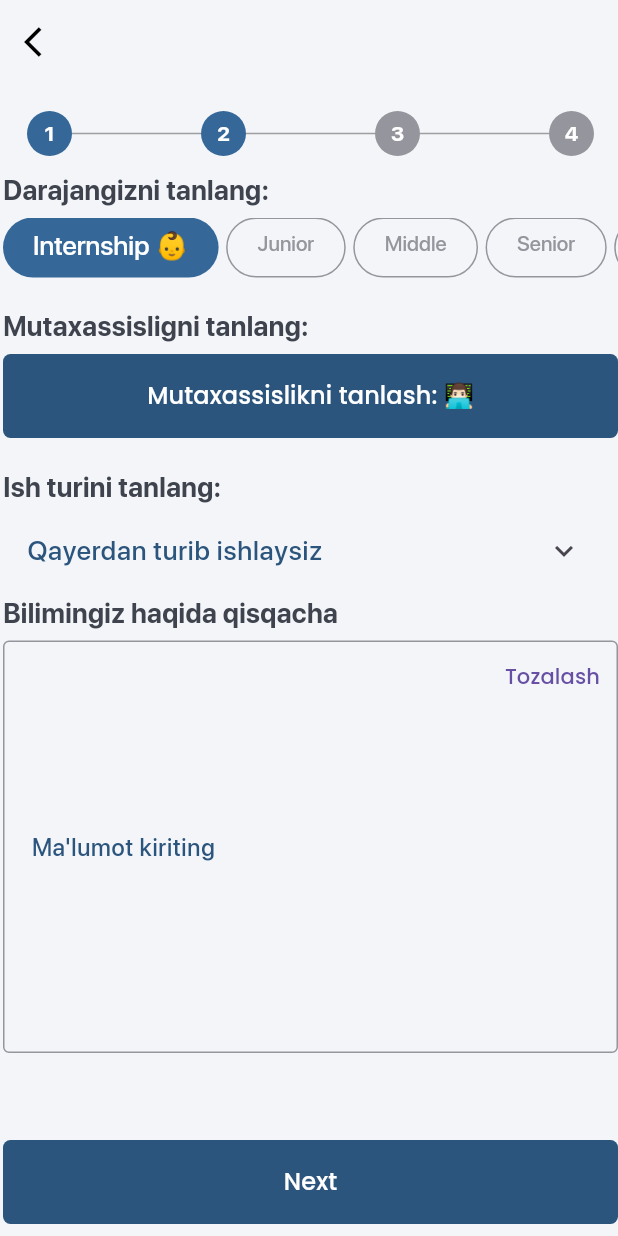
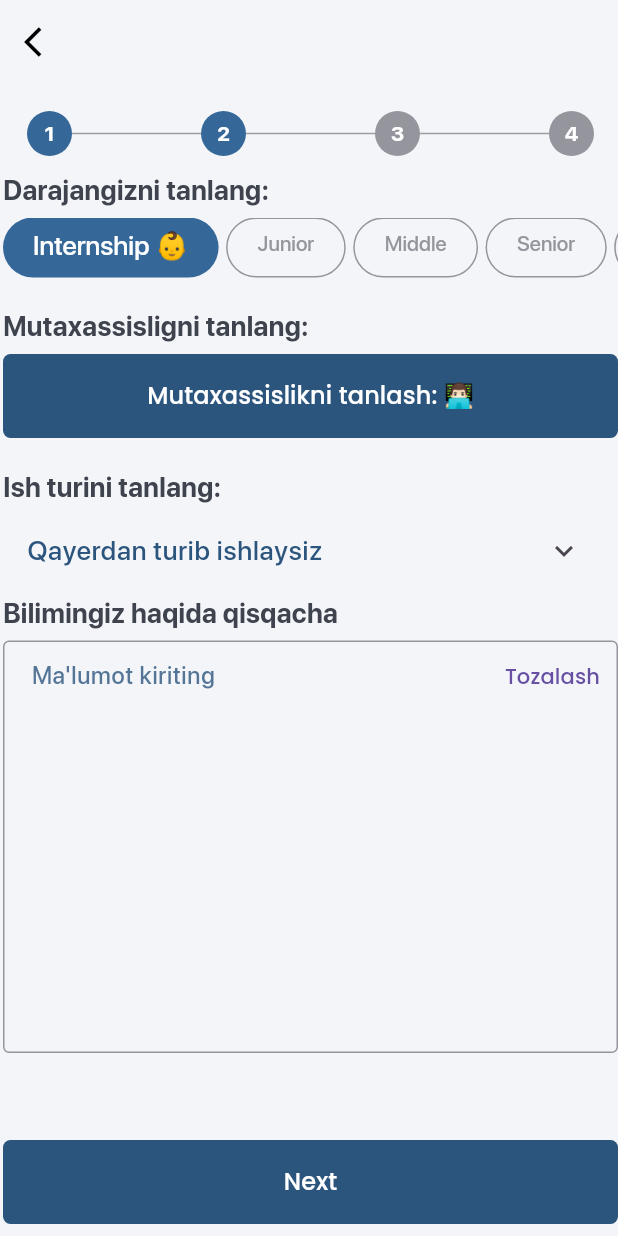
Before and after one commit to muhiddin0888/ish_top, a Flutter app: the AddAnnouncementPage screen opened directly, swiped to page 2, on a phone screen of 412 x 824 dp. Run offline on Flutter 3.47's test engine with Material 2 defaults, Android fonts, the phone set to English and light mode, and no system bars; our stand-ins replace bloc, cloud_firestore, equatable, file_picker, firebase_auth, firebase_core and 11 more; missing offline and left inert: firebase_auth_platform_interface; accounts and stored records are empty; project files that could hold a hidden picture were left out.

Commit message:
fixed CommentInputComponent

```diff
--- a/lib/ui/tab_box/announcements/add_announcement/pages/widgets/comment_input_componenet.dart
+++ b/lib/ui/tab_box/announcements/add_announcement/pages/widgets/comment_input_componenet.dart
@@ -25,6 +25,7 @@ class CommentInputComponent extends StatelessWidget {
         TextField(
           controller: textEditingController,
           expands: true,
+          textAlignVertical: TextAlignVertical.top,
           minLines: null,
           maxLines: null,
           textInputAction: TextInputAction.done,
@@ -44,8 +45,8 @@ class CommentInputComponent extends StatelessWidget {
             contentPadding:
                 const EdgeInsets.only(left: 15, bottom: 11, top: 11, right: 15),
             hintText: "Ma'lumot kiriting",
-            hintStyle: MyTextStyle.sfProMedium
-                .copyWith(fontSize: 16, color: MyColors.C_2C557D),
+            hintStyle: MyTextStyle.sfProMedium.copyWith(
+                fontSize: 16, color: MyColors.C_2C557D.withOpacity(0.8)),
           ),
           cursorColor: MyColors.C_2C557D,
         ),
```
